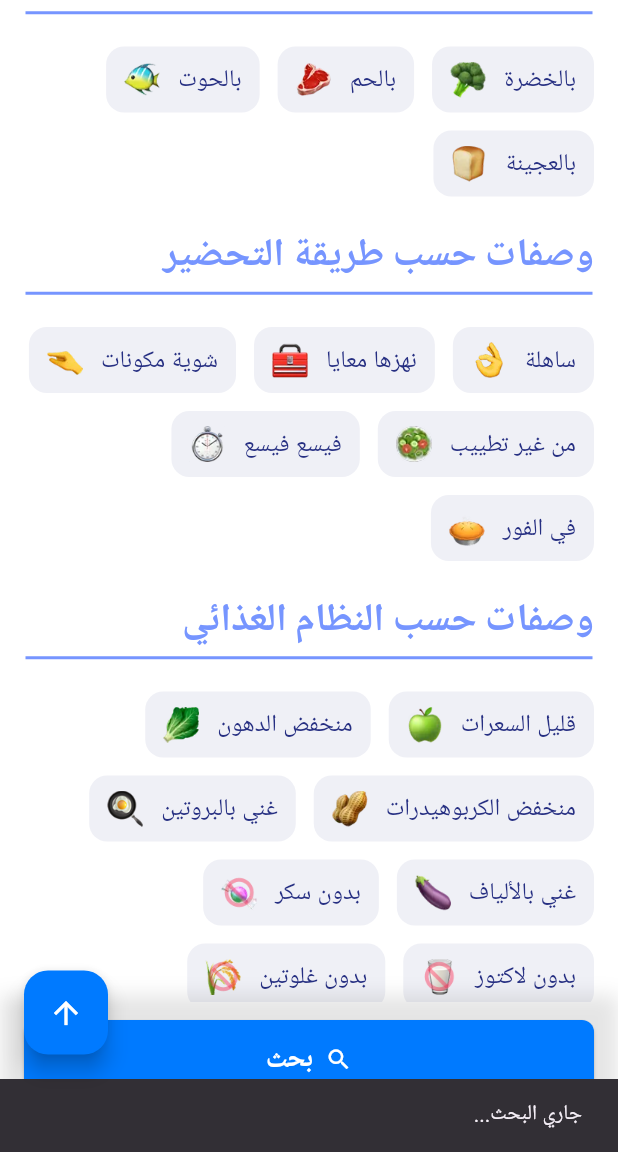
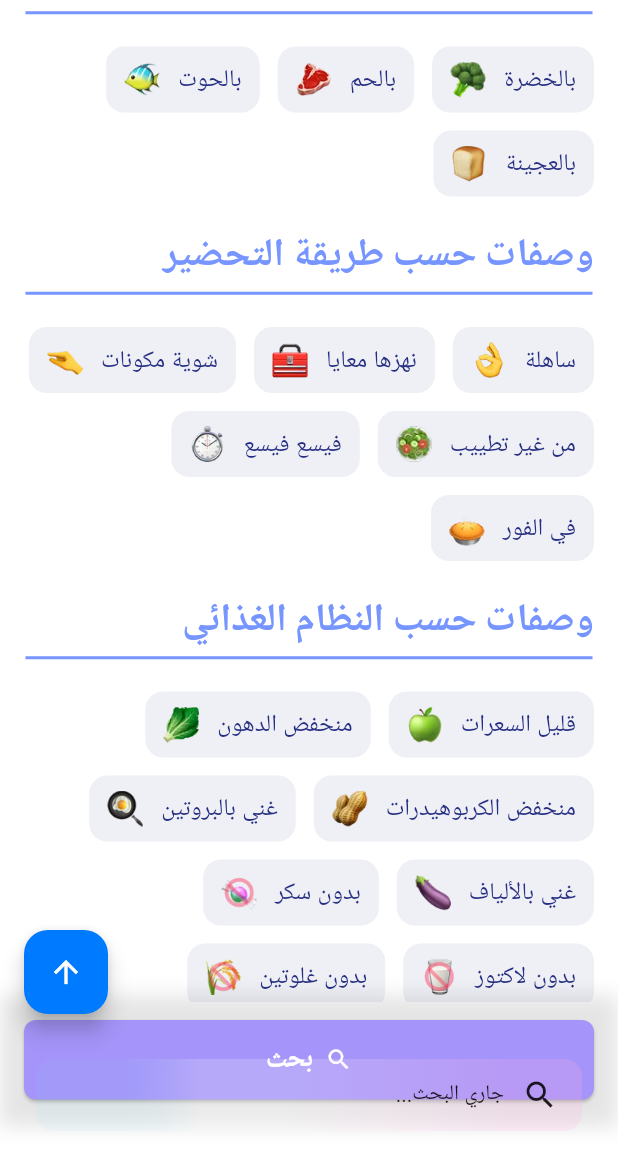
Before and after one commit to Hassenka/Deity, a Flutter app: the FilterScreen screen opened directly, scrolled down 576 dp, after a tap on "بحث", on a phone screen of 412 x 824 dp, the part 84-1236 px from its top. Run offline on Flutter 3.47's test engine with Material 3 defaults, Android fonts, the light colour scheme and no system bars; our stand-ins replace animated_bottom_navigation_bar, bloc, cached_network_image, equatable, flutter_bloc, flutter_screenutil and 9 more; missing offline and left inert: media_kit; accounts and stored records are empty; network calls fail; Roboto replaces fonts that are missing (Cairo, Tajawal); project files that could hold a hidden picture were left out.

Commit message:
change colors of the SnackBar

```diff
--- a/lib/presentation/screens/search/filter_screen.dart
+++ b/lib/presentation/screens/search/filter_screen.dart
@@ -13,6 +13,7 @@ import 'package:diety/presentation/widgets/right_side_drawer.dart';
 import 'package:flutter_svg/flutter_svg.dart';
 import 'package:flutter_bloc/flutter_bloc.dart';
 import 'package:diety/presentation/widgets/favorites_manager.dart';
+import 'package:diety/presentation/widgets/gradient_snackbar.dart';
 
 class FilterScreen extends StatefulWidget {
   const FilterScreen({super.key});
@@ -212,7 +213,11 @@ class _FilterScreenState extends State<FilterScreen>
                                 if (state is FilterLoadFailure) {
                                   ScaffoldMessenger.of(context).showSnackBar(
                                     SnackBar(
-                                      content: Text('Error: ${state.error}'),
+                                      backgroundColor: Colors.transparent,
+                                      elevation: 0,
+                                      content: GradientSnackBarContent(
+                                        message: 'Error: ${state.error}',
+                                      ),
                                     ),
                                   );
                                 }
@@ -610,8 +615,13 @@ class _FilterScreenState extends State<FilterScreen>
           );
           ScaffoldMessenger.of(context).showSnackBar(
             const SnackBar(
-              content: Text('جاري البحث...'),
-              duration: Duration(seconds: 1),
+              backgroundColor: Colors.transparent,
+              elevation: 0,
+              content: GradientSnackBarContent(
+                message: 'جاري البحث...',
+                icon: Icons.search,
+              ),
+              duration: Duration(seconds: 2),
             ),
           );
         },
@@ -628,8 +638,8 @@ class _FilterScreenState extends State<FilterScreen>
         icon: const Icon(Icons.search, color: Colors.white),
         style: ElevatedButton.styleFrom(
           // Consider adding this color to AppColors if it's a theme color
-          backgroundColor: AppColors
-              .primary, // Using AppColors.primary as an example, or define a new color
+          backgroundColor: Color(0xFFA594F9),
+          //  AppColors.primary, // Using AppColors.primary as an example, or define a new color
           shape: RoundedRectangleBorder(borderRadius: BorderRadius.circular(8)),
           padding: const EdgeInsets.symmetric(vertical: 14),
           minimumSize: const Size(double.infinity, 50),
--- /dev/null
+++ b/lib/presentation/widgets/gradient_snackbar.dart
@@ -0,0 +1,51 @@
+import 'package:flutter/material.dart';
+import 'package:google_fonts/google_fonts.dart';
+
+class GradientSnackBarContent extends StatelessWidget {
+  final String message;
+  final IconData? icon;
+  final Color? iconColor;
+
+  const GradientSnackBarContent({
+    super.key,
+    required this.message,
+    this.icon,
+    this.iconColor,
+  });
+
+  @override
+  Widget build(BuildContext context) {
+    return Container(
+      padding: const EdgeInsets.symmetric(horizontal: 16, vertical: 12),
+      decoration: BoxDecoration(
+        gradient: const LinearGradient(
+          begin: Alignment(-0.99, -0.1), // Approximates 92.52deg
+          end: Alignment(0.99, 0.1),
+          stops: [0.1565, 0.2993, 0.4563, 0.8666],
+          colors: [
+            Color.fromRGBO(128, 218, 247, 0.08),
+            Color.fromRGBO(255, 255, 255, 0.2),
+            Color.fromRGBO(255, 255, 255, 0.2),
+            Color.fromRGBO(255, 176, 228, 0.2),
+          ],
+        ),
+        borderRadius: BorderRadius.circular(12),
+      ),
+      child: Row(
+        children: [
+          if (icon != null) Icon(icon, color: iconColor ?? Colors.black87),
+          if (icon != null) const SizedBox(width: 12),
+          Expanded(
+            child: Text(
+              message,
+              style: TextStyle(
+                color: Colors.black87,
+                fontFamily: GoogleFonts.tajawal().fontFamily,
+              ),
+            ),
+          ),
+        ],
+      ),
+    );
+  }
+}
```
Also changed, not shown: lib/presentation/screens/login/login_screen.dart (+17 -27 lines), lib/presentation/screens/notif/notif_list_screen.dart (+35 -10 lines), lib/presentation/screens/profile/profile_screen.dart (+19 -6 lines), lib/presentation/widgets/favorites_manager.dart (+11 -6 lines).
